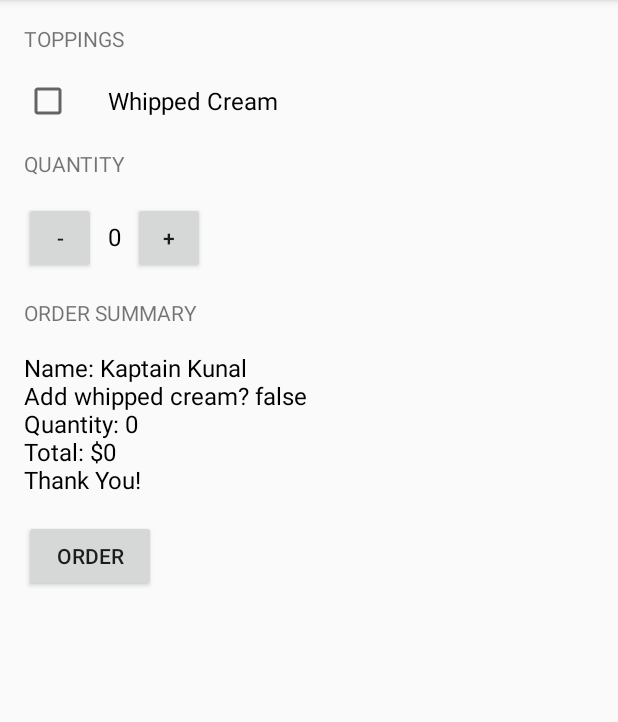
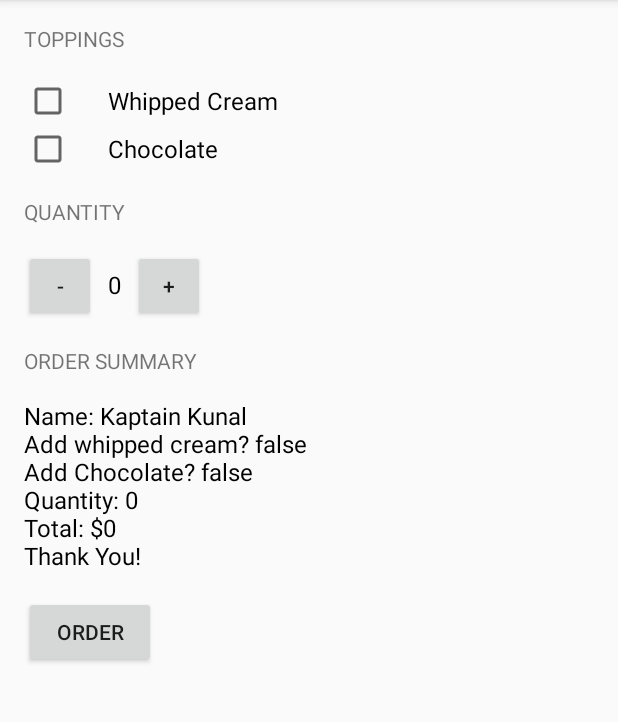
Before and after one commit to lkeude96/Learn, an Android app: the screen it shows after launch (MainActivity), after a tap on "ORDER", on a phone screen of 412 x 824 dp, the part 84-806 px from its top. Run offline under Robolectric (Android 15) with nearby library versions, the phone set to English and light mode, and no system bars.

Commit message:
Add the Chocolate Topping CheckBox

```diff
--- a/Udacity/Android Development for Beginners/JustJava/app/src/main/java/com/example/android/justjava/MainActivity.java
+++ b/Udacity/Android Development for Beginners/JustJava/app/src/main/java/com/example/android/justjava/MainActivity.java
@@ -28,8 +28,10 @@ public class MainActivity extends ActionBarActivity {
     public void submitOrder(View view) {
         CheckBox whippedCreamCheckBox = (CheckBox) findViewById(R.id.whipped_cream_checkbox);
         boolean hasWhippedCream = whippedCreamCheckBox.isChecked();
+        CheckBox chocolateCheckBox = (CheckBox) findViewById(R.id.chocolate_checkbox);
+        boolean hasChocolate = chocolateCheckBox.isChecked();
         int price = calculatePrice();
-        String priceMessage = createOrderSummary(price, hasWhippedCream);
+        String priceMessage = createOrderSummary(price, hasWhippedCream, hasChocolate);
         displayMessage(priceMessage);
 
         ;
@@ -64,11 +66,13 @@ public class MainActivity extends ActionBarActivity {
      *
      * @param price of the order
      * @param addWhippedCream is whether or not the user wants whipped cream topping
+     * @param addChocolate is whether or not the user wants chocolate topping
      * @return text summary
      */
-    private String createOrderSummary(int price, boolean addWhippedCream) {
+    private String createOrderSummary(int price, boolean addWhippedCream, boolean addChocolate) {
         String priceMessage = "Name: Kaptain Kunal";
         priceMessage += "\nAdd whipped cream? " + addWhippedCream;
+        priceMessage += "\nAdd Chocolate? " + addChocolate;
         priceMessage += "\nQuantity: " + quantity;
         priceMessage += "\nTotal: $" + price;
         priceMessage += "\nThank You!";
--- a/Udacity/Android Development for Beginners/JustJava/app/src/main/res/layout/activity_main.xml
+++ b/Udacity/Android Development for Beginners/JustJava/app/src/main/res/layout/activity_main.xml
@@ -29,6 +29,14 @@
         android:text="Whipped Cream"
         android:textSize="16sp" />
 
+    <CheckBox
+        android:id="@+id/chocolate_checkbox"
+        android:layout_width="wrap_content"
+        android:layout_height="wrap_content"
+        android:paddingLeft="24dp"
+        android:text="Chocolate"
+        android:textSize="16sp" />
+
     <TextView
         android:layout_width="wrap_content"
         android:layout_height="wrap_content"
@@ -36,6 +44,7 @@
         android:layout_marginTop="16dp"
         android:text="Quantity"
         android:textAllCaps="true"/>
+
     <LinearLayout
         android:layout_width="wrap_content"
         android:layout_height="wrap_content"
```
